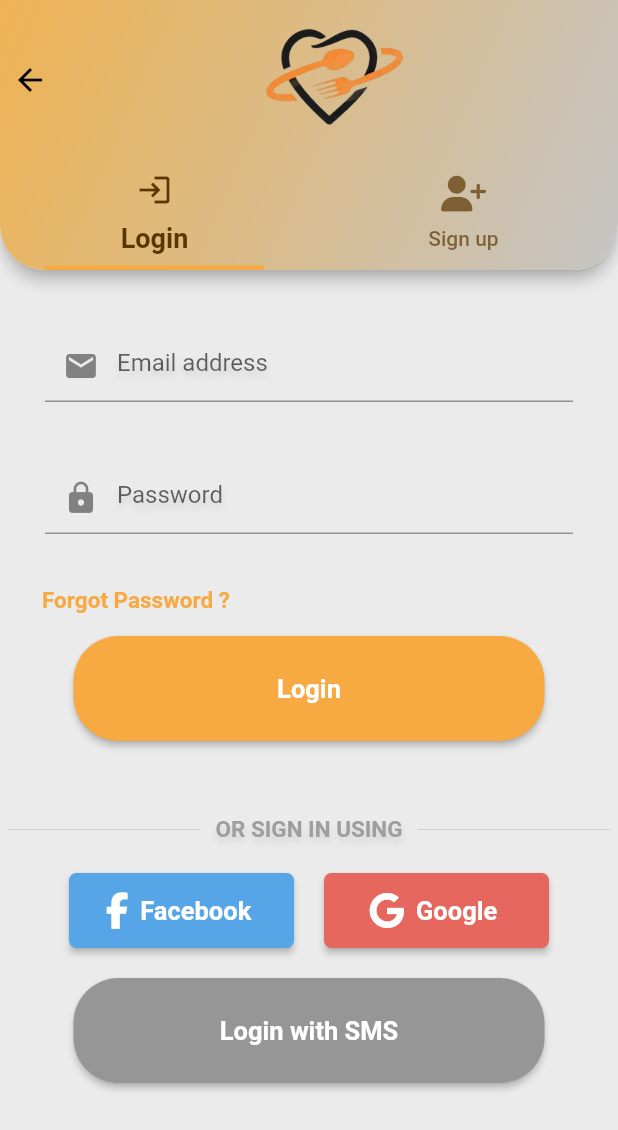
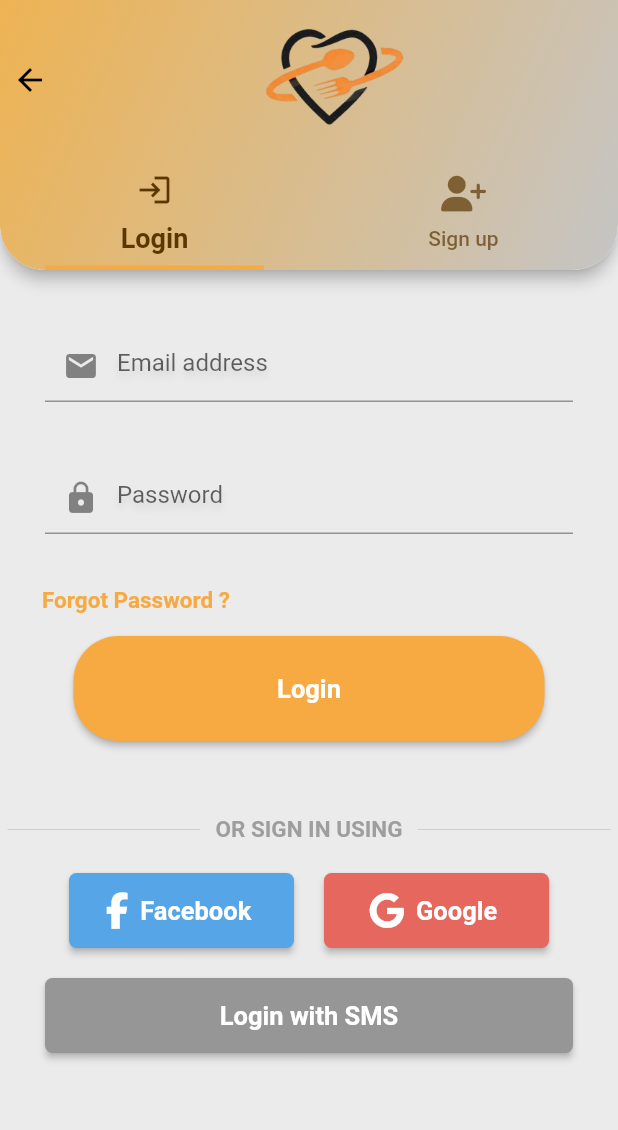
Before and after one commit to james-rosales/foodlover, a Flutter app: the screen it shows after launch, after a tap on "Get Started", on a phone screen of 412 x 824 dp. Shown: the top 1130 px of the screen. Run offline on Flutter 3.47's test engine with Material 2 defaults, Android fonts, the light colour scheme and no system bars; our stand-ins replace bloc, flutter_bloc, font_awesome_flutter, freezed_annotation, go_router; generated files the repository leaves out were written again; Roboto replaces fonts that are missing (SF Pro); statements that could not run were skipped.

Commit message:
refactor: customize button

```diff
--- a/lib/l10n/app_en.arb
+++ b/lib/l10n/app_en.arb
@@ -7,5 +7,7 @@
     "password": "Password",
     "forgotpassword": "Forgot Password ?",
     "confirmpassword": "Confirm Password",
-    "fullname": "Full Name"
+    "fullname": "Full Name",
+    "logginIn": "Logging In",
+    "pleasewait": "Please wait..."
 }
--- a/lib/main.dart
+++ b/lib/main.dart
@@ -136,21 +136,6 @@ class MyApp extends StatelessWidget {
             fontSize: 12,
           ),
           bodyText2: TextStyle(
-            shadows: <Shadow>[
-              Shadow(
-                offset: Offset(
-                  0.0,
-                  4.0,
-                ),
-                blurRadius: 6.0,
-                color: Color.fromARGB(
-                  25,
-                  0,
-                  0,
-                  0,
-                ),
-              ),
-            ],
             color: Colors.grey,
             fontWeight: FontWeight.bold,
             fontSize: 15,
--- a/lib/widgets/rounded_button.dart
+++ b/lib/widgets/rounded_button.dart
@@ -5,12 +5,19 @@ class RoundedButton extends StatelessWidget {
   final String label;
   final Color? backgroundColor;
   final Color? foregroundColor;
+  final double width;
+  final double height;
+  final double radius;
+
   const RoundedButton(
       {super.key,
       this.onPress,
       required this.label,
       this.backgroundColor,
-      this.foregroundColor});
+      this.foregroundColor,
+      required this.width,
+      required this.height,
+      required this.radius});
 
   @override
   Widget build(BuildContext context) {
@@ -20,10 +27,15 @@ class RoundedButton extends StatelessWidget {
         right: 30,
       ),
       child: SizedBox(
-        width: 314,
-        height: 70,
+        width: width,
+        height: height,
         child: ElevatedButton(
           style: ElevatedButton.styleFrom(
+            shape: RoundedRectangleBorder(
+              borderRadius: BorderRadius.circular(
+                radius,
+              ),
+            ),
             backgroundColor: backgroundColor,
             foregroundColor: foregroundColor,
           ),
```
